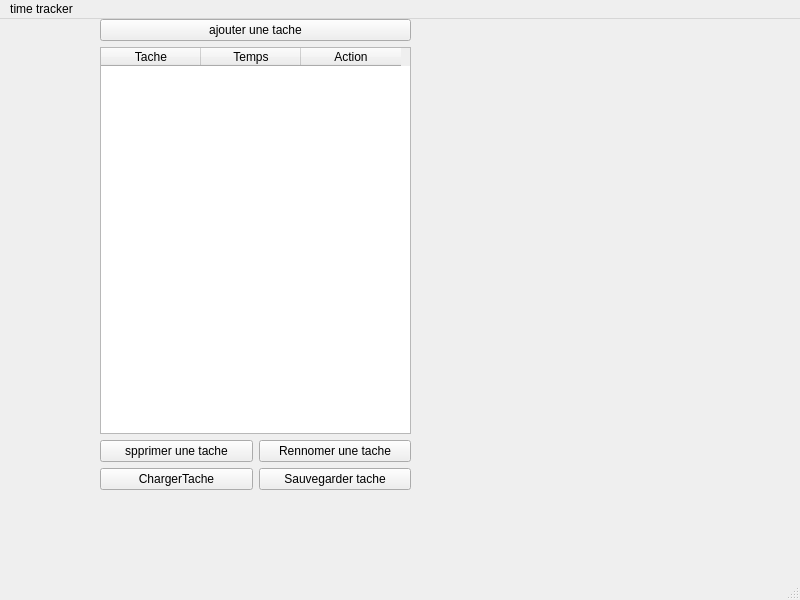
Above: mainwindow.ui from gabrielDelset/Timetracker before the change. Below: the same form after it.
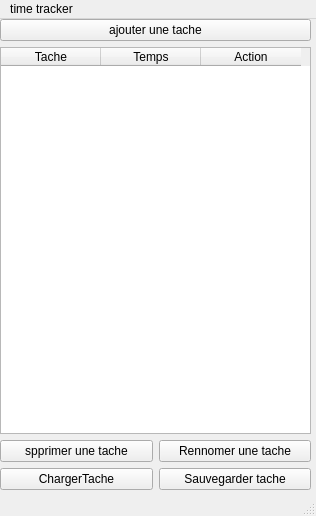
That is the form after the change.

Patch:
```diff
--- a/mainwindow.ui
+++ b/mainwindow.ui
@@ -6,8 +6,8 @@
    <rect>
     <x>0</x>
     <y>0</y>
-    <width>800</width>
-    <height>600</height>
+    <width>316</width>
+    <height>516</height>
    </rect>
   </property>
   <property name="windowTitle">
@@ -17,7 +17,7 @@
    <widget class="QWidget" name="layoutWidget">
     <property name="geometry">
      <rect>
-      <x>100</x>
+      <x>0</x>
       <y>0</y>
       <width>311</width>
       <height>471</height>
@@ -90,7 +90,7 @@
     <rect>
      <x>0</x>
      <y>0</y>
-     <width>800</width>
+     <width>316</width>
      <height>22</height>
     </rect>
    </property>
```
